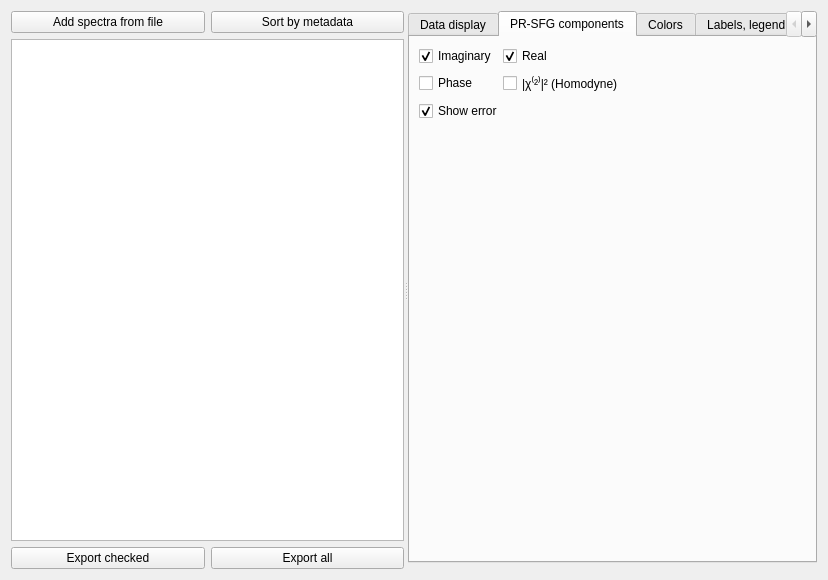
Old version of the form src/sfg_app2/app/ui/processed_results_tab.ui in the repository silanglois/SFG-App.
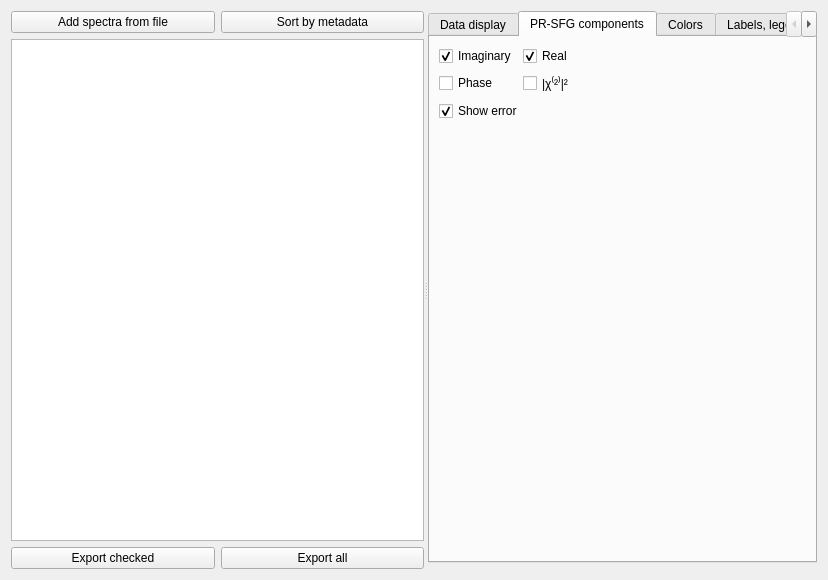
New version of the form. The open tabs and pages were chosen to show the change.

Commit message: Rename homodyne to conventional; PR |chi|^2 becomes abs2

The edit to the form file:
```diff
--- a/src/sfg_app2/app/ui/processed_results_tab.ui
+++ b/src/sfg_app2/app/ui/processed_results_tab.ui
@@ -191,7 +191,7 @@
              <item row="1" column="1">
               <widget class="QCheckBox" name="prCheckHomodyne">
                <property name="text">
-                <string>|χ⁽²⁾|² (Homodyne)</string>
+                <string>|χ⁽²⁾|²</string>
                </property>
               </widget>
              </item>
```
Left out of the diff: 2 changed lines with no effect on the pictures. The commit also changes 56 other files.
